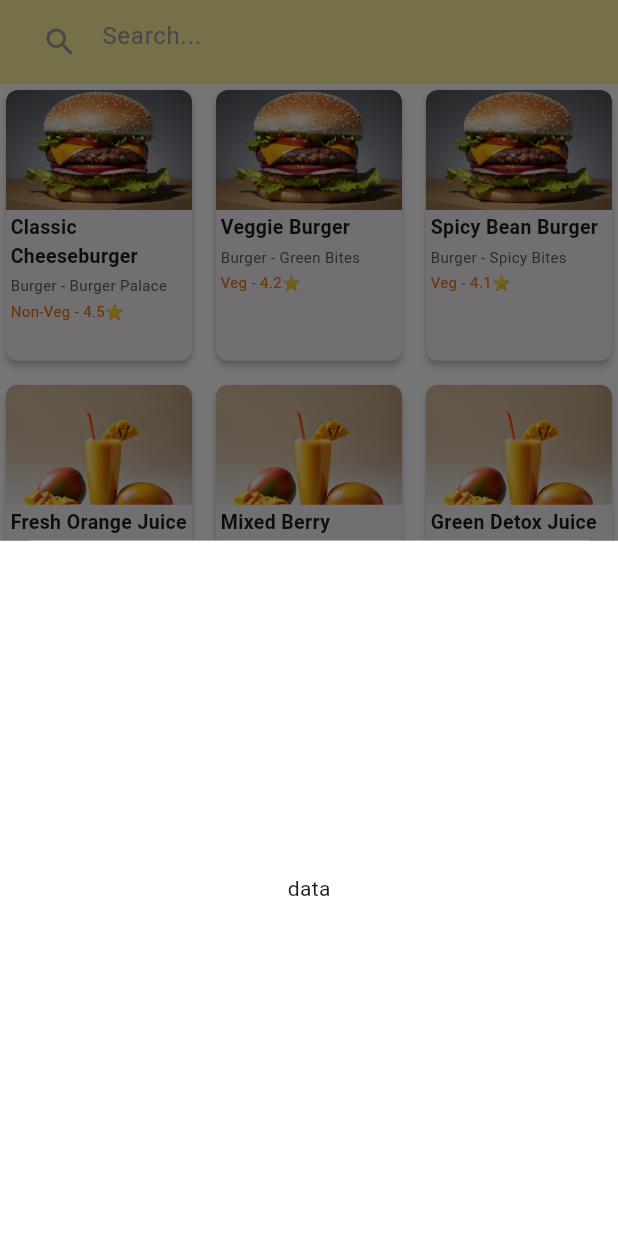
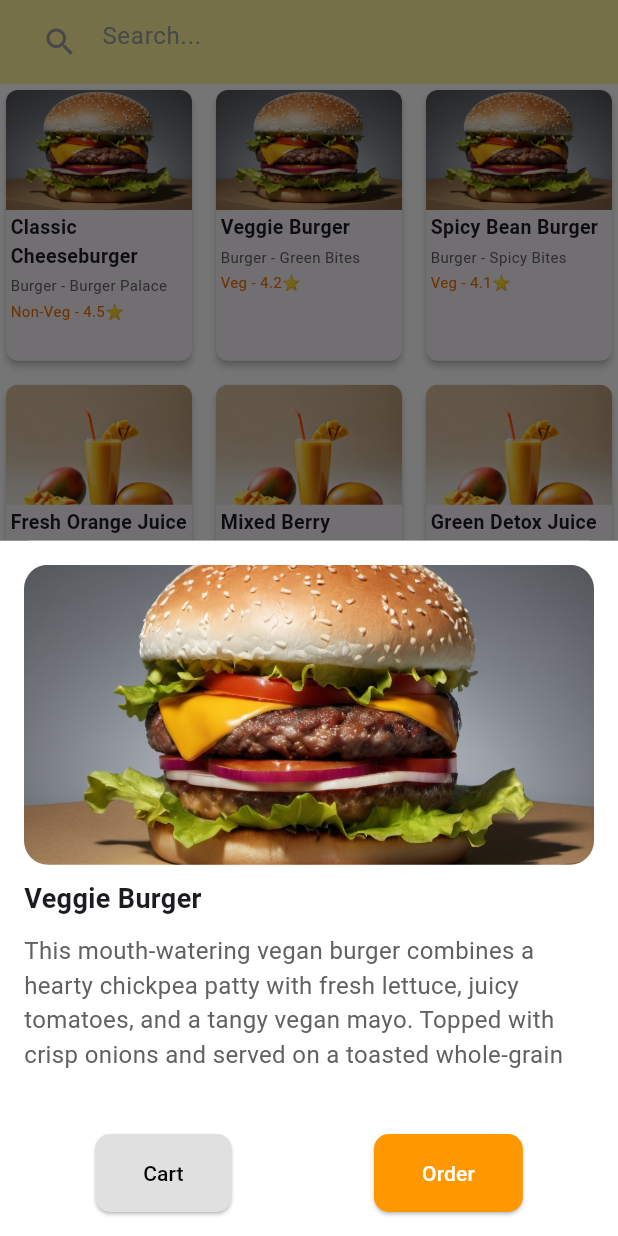
Before and after one commit to Debdaru07/munch-code-base, a Flutter app: the screen it shows after launch, after a tap on "Veggie Burger", on a phone screen of 412 x 824 dp. Run offline on Flutter 3.47's test engine with Material 3 defaults, Android fonts, the phone set to English and light mode, and no system bars.

Commit message:
details page in progress.

```diff
--- a/lib/view/food_details/food_details_page.dart
+++ b/lib/view/food_details/food_details_page.dart
@@ -11,11 +11,74 @@ class FoodDetails extends StatefulWidget {
 }
 
 class _FoodDetailsState extends State<FoodDetails> {
+  var description = 'This mouth-watering vegan burger combines a hearty chickpea patty with fresh lettuce, juicy tomatoes, and a tangy vegan mayo. Topped with crisp onions and served on a toasted whole-grain bun, it’s a wholesome and satisfying meal packed with flavor';
+
   @override
   Widget build(BuildContext context) {
-    return const Scaffold(
+    return Scaffold(
       backgroundColor: Colors.white,
-      body: Center(child: Text('data'),),
+      body: Padding(
+        padding: const EdgeInsets.all(16.0),
+        child: Column(
+          crossAxisAlignment: CrossAxisAlignment.start,
+          children: [
+            // Image Section
+            ClipRRect(
+              borderRadius: BorderRadius.circular(16.0),
+              child: Image.asset(
+                widget.food.thumNailAssetPath,
+                width: double.infinity,
+                height: 200,
+                fit: BoxFit.cover,
+              ),
+            ),
+            const SizedBox(height: 10),
+            Text(
+              widget.food.name,
+              style: const TextStyle(
+                fontSize: 18,
+                fontWeight: FontWeight.bold,
+              ),
+            ),
+            const SizedBox(height: 10),
+            Text(description, maxLines: 4,style: TextStyle(fontSize: 16, color: Colors.grey[700], ),),
+            const Spacer(),
+            Row(
+              mainAxisAlignment: MainAxisAlignment.spaceAround,
+              children: [
+                ElevatedButton(
+                  onPressed: () {},
+                  style: ElevatedButton.styleFrom(
+                    backgroundColor: Colors.grey[300],
+                    shape: RoundedRectangleBorder(
+                      borderRadius: BorderRadius.circular(10),
+                    ),
+                    padding: const EdgeInsets.symmetric(horizontal: 32, vertical: 16),
+                  ),
+                  child: const Text(
+                    'Cart',
+                    style: TextStyle(color: Colors.black),
+                  ),
+                ),
+                ElevatedButton(
+                  onPressed: () {},
+                  style: ElevatedButton.styleFrom(
+                    backgroundColor: Colors.orange,
+                    shape: RoundedRectangleBorder(
+                      borderRadius: BorderRadius.circular(10),
+                    ),
+                    padding: const EdgeInsets.symmetric(horizontal: 32, vertical: 16),
+                  ),
+                  child: const Text(
+                    'Order',
+                    style: TextStyle(color: Colors.white),
+                  ),
+                ),
+              ],
+            ),
+          ],
+        ),
+      ),
     );
   }
 }
```
